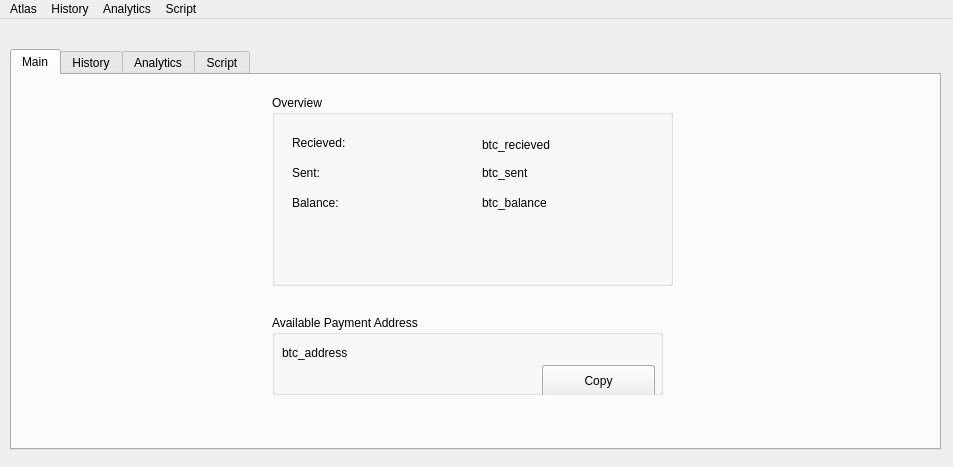
Before: the Qt Designer form src/qt/Atlas/app.ui in philipglazman/AtlasWallet, drawn with Qt 5.
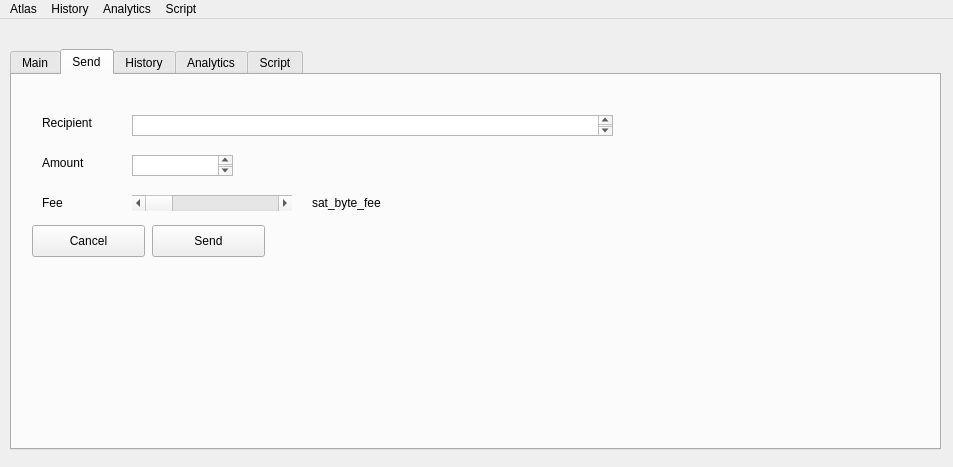
After: the same form once the commit is applied.

Commit message: Balance displays in main tab, added send tab to send bitcoin to payment address. Added fee recommendations to analytics tab.

Diff of the .ui file:
```diff
--- a/src/qt/Atlas/app.ui
+++ b/src/qt/Atlas/app.ui
@@ -27,7 +27,7 @@
      </rect>
     </property>
     <property name="currentIndex">
-     <number>0</number>
+     <number>1</number>
     </property>
     <property name="tabsClosable">
      <bool>false</bool>
@@ -90,7 +90,7 @@
         <string>Balance:</string>
        </property>
       </widget>
-      <widget class="QLabel" name="label_4">
+      <widget class="QLabel" name="btc_recieved">
        <property name="geometry">
         <rect>
          <x>210</x>
@@ -103,7 +103,7 @@
         <string>btc_recieved</string>
        </property>
       </widget>
-      <widget class="QLabel" name="label_5">
+      <widget class="QLabel" name="btc_sent">
        <property name="geometry">
         <rect>
          <x>210</x>
@@ -116,7 +116,7 @@
         <string>btc_sent</string>
        </property>
       </widget>
-      <widget class="QLabel" name="label_6">
+      <widget class="QLabel" name="btc_balance">
        <property name="geometry">
         <rect>
          <x>210</x>
@@ -170,6 +170,122 @@
       </widget>
      </widget>
     </widget>
+    <widget class="QWidget" name="tab_send">
+     <attribute name="title">
+      <string>Send</string>
+     </attribute>
+     <widget class="QLabel" name="label_4">
+      <property name="geometry">
+       <rect>
+        <x>30</x>
+        <y>40</y>
+        <width>81</width>
+        <height>16</height>
+       </rect>
+      </property>
+      <property name="text">
+       <string>Recipient</string>
+      </property>
+     </widget>
+     <widget class="QLabel" name="label_5">
+      <property name="geometry">
+       <rect>
+        <x>30</x>
+        <y>80</y>
+        <width>81</width>
+        <height>16</height>
+       </rect>
+      </property>
+      <property name="text">
+       <string>Amount</string>
+      </property>
+     </widget>
+     <widget class="QLabel" name="label_6">
+      <property name="geometry">
+       <rect>
+        <x>30</x>
+        <y>120</y>
+        <width>81</width>
+        <height>16</height>
+       </rect>
+      </property>
+      <property name="text">
+       <string>Fee</string>
+      </property>
+     </widget>
+     <widget class="QPushButton" name="pushButton">
+      <property name="geometry">
+       <rect>
+        <x>140</x>
+        <y>150</y>
+        <width>113</width>
+        <height>32</height>
+       </rect>
+      </property>
+      <property name="text">
+       <string>Send</string>
+      </property>
+     </widget>
+     <widget class="QPushButton" name="pushButton_2">
+      <property name="geometry">
+       <rect>
+        <x>20</x>
+        <y>150</y>
+        <width>113</width>
+        <height>32</height>
+       </rect>
+      </property>
+      <property name="text">
+       <string>Cancel</string>
+      </property>
+     </widget>
+     <widget class="QTextEdit" name="textEdit">
+      <property name="geometry">
+       <rect>
+        <x>120</x>
+        <y>40</y>
+        <width>481</width>
+        <height>21</height>
+       </rect>
+      </property>
+     </widget>
+     <widget class="QTextEdit" name="textEdit_2">
+      <property name="geometry">
+       <rect>
+        <x>120</x>
+        <y>80</y>
+        <width>101</width>
+        <height>21</height>
+       </rect>
+      </property>
+     </widget>
+     <widget class="QScrollBar" name="horizontalScrollBar">
+      <property name="geometry">
+       <rect>
+        <x>120</x>
+        <y>120</y>
+        <width>160</width>
+        <height>16</height>
+       </rect>
+      </property>
+      <property name="orientation">
+       <enum>Qt::Horizontal</enum>
+      </property>
+     </widget>
+     <widget class="QLabel" name="sat_byte_fee">
+      <property name="geometry">
+       <rect>
+        <x>300</x>
+        <y>120</y>
+        <width>131</width>
+        <height>16</height>
+       </rect>
+      </property>
+      <property name="text">
+       <string>sat_byte_fee</string>
+      </property>
+     </widget>
+    </widget>
     <widget class="QWidget" name="tab_history">
      <attribute name="title">
       <string>History</string>
```
Left out of the diff: 54 changed lines with no effect on the pictures. The commit also changes 25 other files.
